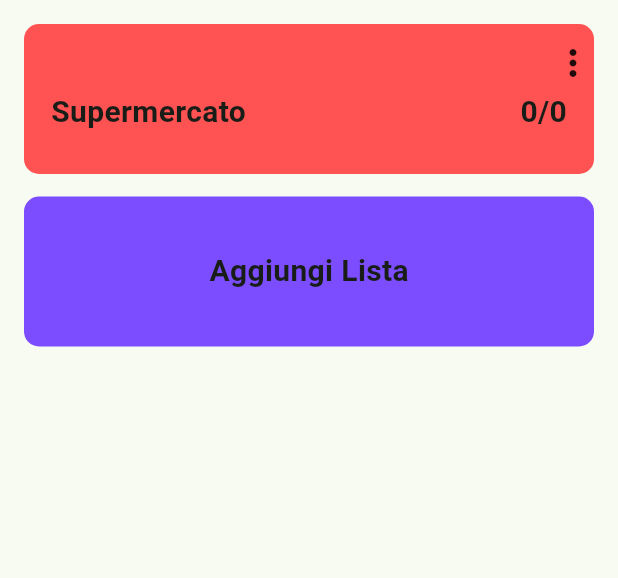
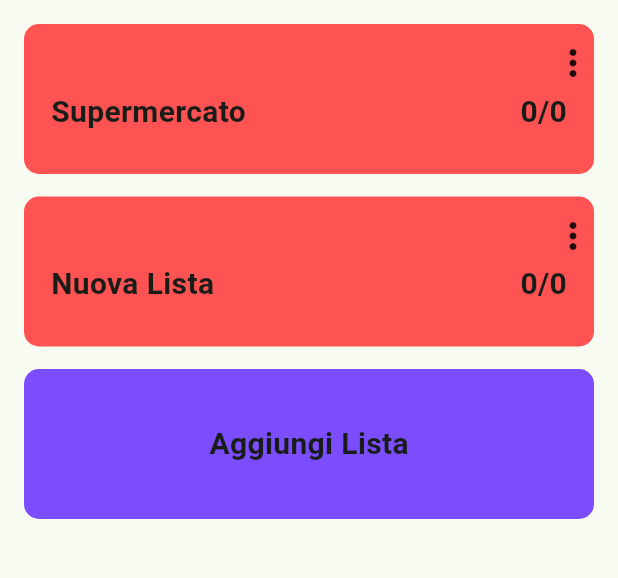
Before and after one commit to E-d-o/FoodPlan, a Flutter app: the screen it shows after launch, after a tap on "Aggiungi Lista", on a phone screen of 412 x 824 dp, the part 84-662 px from its top. Run offline on Flutter 3.47's test engine with Material 3 defaults, Android fonts, the light colour scheme and no system bars.

Commit message:
used changeNotifier in AddMainList and Main to implement adding of lists

```diff
--- a/lib/components/add_main_list.dart
+++ b/lib/components/add_main_list.dart
@@ -1,9 +1,9 @@
 import 'package:flutter/material.dart';
-import 'package:foodplan/components/mainlist.dart';
-import 'package:foodplan/main.dart';
+import 'package:foodplan/notifiers/add_main_list_notifier.dart';
 
 class AddMainList extends StatefulWidget {
-  const AddMainList({super.key});
+  const AddMainList({super.key, required this.listNotifier});
+  final AddMainListNotifier listNotifier;
 
   @override
   State<AddMainList> createState() => _AddMainListState();
@@ -23,18 +23,14 @@ class _AddMainListState extends State<AddMainList> {
         borderRadius: BorderRadius.circular(10.0),
         containedInkWell: true,
         onTap: () {
+          //cosmetics
           setState(() {
             Color change = containerColors[0];
             containerColors[0] = containerColors[1];
             containerColors[1] = change;
           });
-
-          mainListPages.insert(
-            mainListPages.length - 1,
-            MainList(
-              title: "Nuova Lista",
-            ), //TODO: Usare ChangeNotifier per notificare MainContent dell'avvenuta aggiunta
-          );
+          //notifies body in order to add a new list
+          widget.listNotifier.addMainList();
         },
         child: Container(
           height: 100,
--- a/lib/main.dart
+++ b/lib/main.dart
@@ -1,14 +1,12 @@
 import 'package:flutter/material.dart';
 import 'package:foodplan/components/add_main_list.dart';
-import 'package:foodplan/components/mainlist.dart';
+import 'package:foodplan/notifiers/add_main_list_notifier.dart';
 import 'drawer_page.dart';
 import 'components/logo.dart';
 
 void main() {
   runApp(const MyApp());
 }
-
-List<Widget> mainListPages = [MainList(title: "Supermercato"), AddMainList()];
 
 class MyApp extends StatelessWidget {
   const MyApp({super.key});
@@ -56,11 +54,23 @@ class MyHomePage extends StatelessWidget {
 }
 
 class _MainContent extends StatelessWidget {
+  final AddMainListNotifier listNotifier = AddMainListNotifier();
   @override
   Widget build(BuildContext context) {
-    return SingleChildScrollView(
-      padding: EdgeInsets.all(16),
-      child: Column(spacing: 15, children: mainListPages),
+    return ListenableBuilder(
+      listenable: listNotifier,
+      builder: (context, child) {
+        return SingleChildScrollView(
+          padding: EdgeInsets.all(16),
+          child: Column(
+            spacing: 15,
+            children: [
+              ...listNotifier.mainListPages,
+              (AddMainList(listNotifier: listNotifier)),
+            ],
+          ),
+        );
+      },
     );
   }
 }
--- /dev/null
+++ b/lib/notifiers/add_main_list_notifier.dart
@@ -0,0 +1,12 @@
+import 'package:flutter/material.dart';
+
+import 'package:foodplan/components/mainlist.dart';
+
+class AddMainListNotifier with ChangeNotifier {
+  List<Widget> mainListPages = [MainList(title: "Supermercato")];
+
+  void addMainList() {
+    mainListPages.insert(mainListPages.length, MainList(title: "Nuova Lista"));
+    notifyListeners();
+  }
+}
```
Also changed, not shown: lib/components/mainlist.dart (+0 -29 lines).
